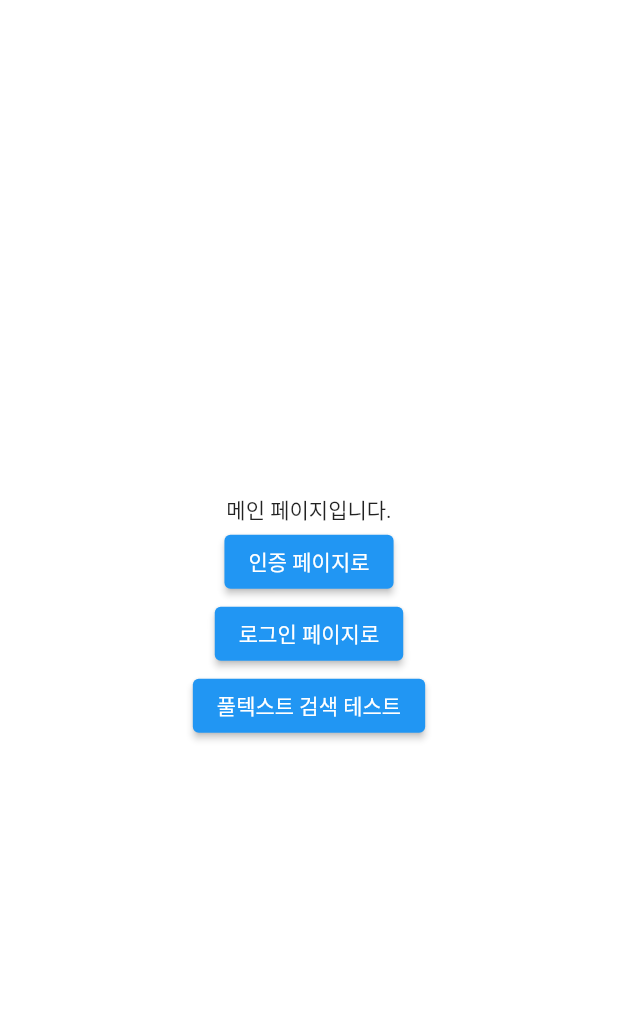
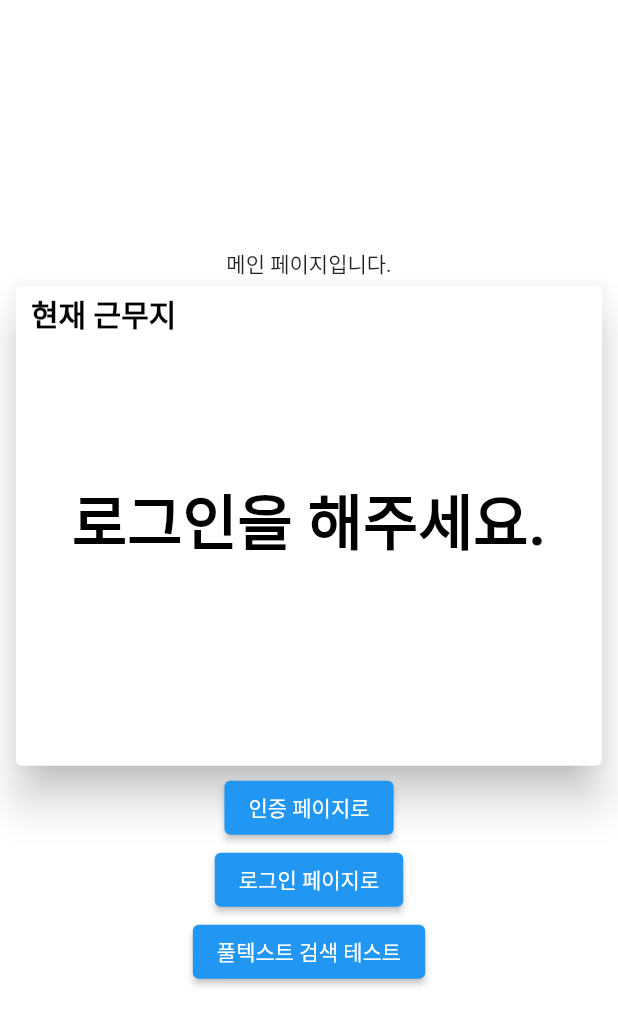
Before and after one commit to KimYongchan91/today_safety, a Flutter app: the screen it shows after launch, on a phone screen of 412 x 824 dp. Shown: the top 1026 px of the screen. Run offline on Flutter 3.47's test engine with Material 2 defaults, Android fonts, the phone set to English and light mode, and no system bars; our stand-ins replace cloud_firestore, cloud_functions, easy_debounce, firebase_auth, firebase_core, get and 2 more; missing offline and left inert: algolia, kakao_flutter_sdk; accounts and stored records are empty; Roboto replaces fonts that are missing (Pretendard).

Commit message:
add feature (search site by keyword)

```diff
--- a/lib/const/value/router.dart
+++ b/lib/const/value/router.dart
@@ -1,4 +1,7 @@
-String keyRouteInit = "/";
-String keyRouteMain = "/main";
-String keyRouteVerify = "/verify";
-String keyRouteLogin= "/login";
+const String keyRouteInit = "/";
+const String keyRouteMain = "/main";
+const String keyRouteVerify = "/verify";
+const String keyRouteLogin= "/login";
+
+const String keyRouteSiteNew= "/site/new";
+const String keyRouteSiteSearch= "/site/search";
--- a/lib/ui/route/route_main.dart
+++ b/lib/ui/route/route_main.dart
@@ -1,7 +1,10 @@
 import 'package:algolia/algolia.dart';
 import 'package:flutter/material.dart';
 import 'package:get/get.dart';
+import 'package:provider/provider.dart';
 import 'package:today_safety/const/value/router.dart';
+import 'package:today_safety/custom/custom_text_style.dart';
+import 'package:today_safety/service/provider/provider_user.dart';
 
 import '../../const/value/key.dart';
 import '../../my_app.dart';
@@ -12,22 +15,80 @@ class RouteMain extends StatelessWidget {
   @override
   Widget build(BuildContext context) {
     return Scaffold(
-      body: Center(
+      body: MultiProvider(
+        providers: [
+          ChangeNotifierProvider.value(value: MyApp.providerUser),
+        ],
+        builder: (context, child) => Center(
           child: Column(
             mainAxisSize: MainAxisSize.min,
             children: [
-            Text('메인 페이지입니다.'),
+              const Text('메인 페이지입니다.'),
+              Card(
+                elevation: 12,
+                child: Padding(
+                  padding: const EdgeInsets.all(10),
+                  child: SizedBox(
+                    width: Get.width * 0.9,
+                    height: 300,
+                    child: Stack(
+                      children: [
+                        const Row(
+                          children: [
+                            Text(
+                              '현재 근무지',
+                              style: CustomTextStyle.titleBlack(),
+                            ),
+                          ],
+                        ),
+                        Consumer<ProviderUser>(
+                          builder: (context, value, child) => Center(
+                            child: value.modelUser == null
+                                ? const Text(
+                                    '로그인을 해주세요.',
+                                    style: CustomTextStyle.bigBlack(),
+                                  )
+                                : Column(
+                                    mainAxisSize: MainAxisSize.min,
+                                    children: [
+                                      const Text('아직 가입하기 전'),
+                                      InkWell(
+                                        child: const Padding(
+                                          padding: EdgeInsets.all(20),
+                                          child: Icon(
+                                            Icons.search,
+                                            size: 48,
+                                          ),
+                                        ),
+                                        onTap: () {
+                                          Get.toNamed(
+                                            keyRouteSiteSearch,
+                                            arguments: {
+                                              //'keyword': 'sex',
+                                            },
+                                          );
+                                        },
+                                      )
+                                    ],
+                                  ),
+                          ),
+                        ),
+                      ],
+                    ),
+                  ),
+                ),
+              ),
               ElevatedButton(
                 onPressed: () {
                   Get.toNamed(keyRouteVerify, arguments: {keyUrl: 'test'});
                 },
-              child: Text('인증 페이지로'),
+                child: const Text('인증 페이지로'),
               ),
               ElevatedButton(
                 onPressed: () {
                   Get.toNamed(keyRouteLogin);
                 },
-              child: Text('로그인 페이지로'),
+                child: const Text('로그인 페이지로'),
               ),
               ElevatedButton(
                 onPressed: () async {
@@ -39,9 +100,10 @@ class RouteMain extends StatelessWidget {
                     print("문서 id : ${element.objectID}");
                   }
                 },
-              child: Text('풀텍스트 검색 테스트'),
+                child: const Text('풀텍스트 검색 테스트'),
               ),
             ],
+          ),
         ),
       ),
     );
--- a/lib/ui/route/route_router.dart
+++ b/lib/ui/route/route_router.dart
@@ -4,6 +4,8 @@ import 'package:get/get_navigation/src/routes/get_route.dart';
 import 'package:today_safety/const/value/router.dart';
 import 'package:today_safety/ui/route/route_init.dart';
 import 'package:today_safety/ui/route/route_login.dart';
+import 'package:today_safety/ui/route/route_site_new.dart';
+import 'package:today_safety/ui/route/route_site_search.dart';
 import 'package:today_safety/ui/route/route_verify.dart';
 
 import 'route_main.dart';
@@ -45,6 +47,14 @@ class RouteRouter extends StatelessWidget {
         GetPage(
           name: keyRouteVerify,
           page: () => const RouteVerify(),
+        ),
+        GetPage(
+          name: keyRouteSiteNew,
+          page: () => const RouteSiteNew(),
+        ),
+        GetPage(
+          name: keyRouteSiteSearch,
+          page: () => const RouteSiteSearch(),
         ),
 
         /*  GetPage(
--- a/pubspec.yaml
+++ b/pubspec.yaml
@@ -59,6 +59,7 @@ dependencies:
   sqflite: ^2.2.8+4
   quiver: ^3.2.1
   logger: ^1.3.0
+  easy_debounce: ^2.0.3
 
   kakao_flutter_sdk: ^1.4.3
   google_sign_in: ^6.1.3
```
Also changed, not shown: lib/const/model/model_company.dart (added, +21 -0 lines), lib/const/model/model_location.dart (added, +42 -0 lines), lib/const/model/model_site.dart (added, +44 -0 lines), lib/const/value/key.dart (+21 -8 lines), lib/service/provider/provider_site_search.dart (added, +42 -0 lines), lib/service/provider/provider_user.dart (+13 -7 lines), lib/ui/route/route_site_new.dart (added, +19 -0 lines), lib/ui/route/route_site_search.dart (added, +76 -0 lines), pubspec.lock, 4 other files. Lines whose indentation alone changed are shown as unchanged.
